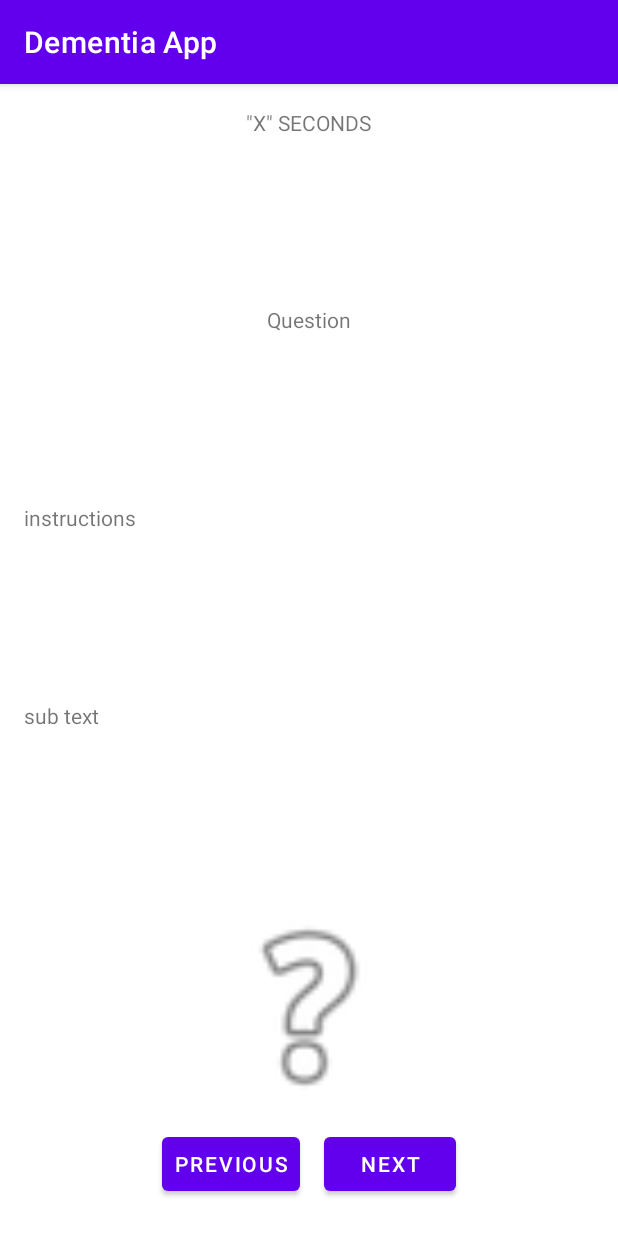
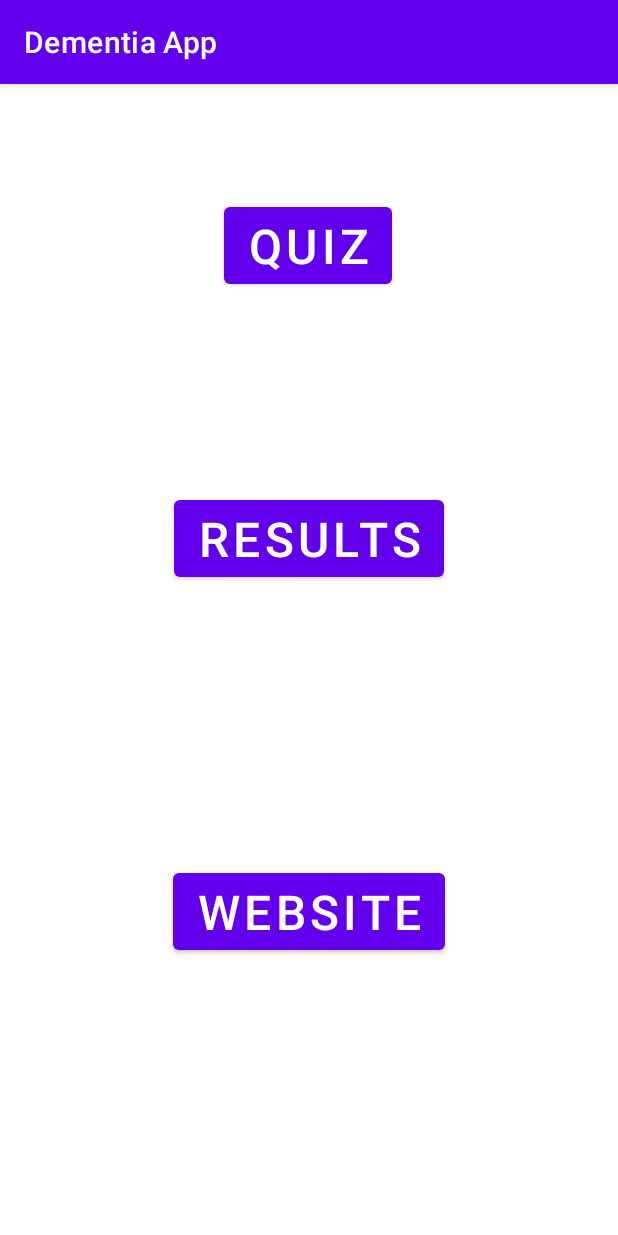
Before and after one commit to Dementia-App-Development/Dementia_App, an Android app: the screen it shows after launch (MainActivity), on a phone screen of 412 x 824 dp. Run offline under Robolectric (Android 15) with nearby library versions, the phone set to English and light mode, and no system bars; our stand-ins replace data binding.

Commit message:
navigation update, some small bugs

```diff
--- a/DementiaApp/app/src/main/java/com/dementiaapp/quiz/TitleFragment.kt
+++ b/DementiaApp/app/src/main/java/com/dementiaapp/quiz/TitleFragment.kt
@@ -6,6 +6,7 @@ import android.view.LayoutInflater
 import android.view.View
 import android.view.ViewGroup
 import androidx.databinding.DataBindingUtil
+import androidx.navigation.findNavController
 import com.dementiaapp.quiz.databinding.FragmentQuizBinding
 import com.dementiaapp.quiz.databinding.FragmentTitleBinding
 
@@ -23,6 +24,17 @@ class TitleFragment : Fragment() {
         // Use view binding to get variables from XML
         val binding = DataBindingUtil.inflate<FragmentTitleBinding>(inflater, R.layout.fragment_title, container, false)
 
+        // Use Nav Controller to set quiz button to navigate to quiz fragment
+        binding.quizButton.setOnClickListener { v: View ->
+            v.findNavController().navigate(TitleFragmentDirections.actionTitleFragmentToPreQuizFragment2())
+        }
+
+        // Use Nav Controller to set results button to navigate to results fragment
+        binding.resultsButton.setOnClickListener { v: View ->
+            v.findNavController()
+                .navigate(TitleFragmentDirections.actionTitleFragmentToResultsFragment())
+        }
+
         return binding.root
     }
 }
--- a/DementiaApp/app/src/main/res/layout/activity_main.xml
+++ b/DementiaApp/app/src/main/res/layout/activity_main.xml
@@ -1,71 +1,20 @@
 <?xml version="1.0" encoding="utf-8"?>
-<layout>
+<layout xmlns:android="http://schemas.android.com/apk/res/android"
+    xmlns:app="http://schemas.android.com/apk/res-auto"
+    xmlns:tools="http://schemas.android.com/tools">
 
-    <LinearLayout xmlns:android="http://schemas.android.com/apk/res/android"
-        xmlns:app="http://schemas.android.com/apk/res-auto"
-        xmlns:tools="http://schemas.android.com/tools"
+    <androidx.constraintlayout.widget.ConstraintLayout
         android:layout_width="match_parent"
         android:layout_height="match_parent"
-        android:gravity="center"
-        android:orientation="vertical"
-        android:padding="16dp"
-        tools:context=".MainActivity">
+        tools:context=".TitleFragment">
 
-        <TextView
-            android:id="@+id/tv_time_limit"
-            android:layout_width="wrap_content"
-            android:layout_height="wrap_content"
-            android:layout_weight="1"
-            android:text='"X" SECONDS' />
 
-        <TextView
-            android:id="@+id/tv_question_no"
-            android:layout_width="wrap_content"
-            android:layout_height="wrap_content"
-            android:layout_weight="1"
-            android:text="Question" />
-
-        <TextView
-            android:id="@+id/tv_instructions"
+        <fragment
+            android:id="@+id/myNavHostFragment"
+            android:name="androidx.navigation.fragment.NavHostFragment"
             android:layout_width="match_parent"
-            android:layout_height="wrap_content"
-            android:layout_weight="1"
-            android:text="instructions" />
-
-        <TextView
-            android:id="@+id/tv_sub_text"
-            android:layout_width="match_parent"
-            android:layout_height="wrap_content"
-            android:layout_weight="1"
-            android:text="sub text" />
-
-        <ImageView
-            android:layout_width="match_parent"
-            android:layout_height="wrap_content"
-            android:layout_weight="1"
-            app:srcCompat="@android:drawable/ic_menu_help" />
-
-        <LinearLayout
-            android:layout_width="wrap_content"
-            android:layout_height="wrap_content"
-            android:orientation="horizontal">
-
-            <Button
-                android:id="@+id/prev_btn"
-                android:layout_width="wrap_content"
-                android:layout_height="wrap_content"
-                android:layout_margin="8dp"
-                android:padding="8dp"
-                android:text="Previous" />
-
-            <Button
-                android:id="@+id/next_btn"
-                android:layout_width="wrap_content"
-                android:layout_height="wrap_content"
-                android:layout_margin="8dp"
-                android:padding="8dp"
-                android:text="Next" />
-        </LinearLayout>
-
-    </LinearLayout>
+            android:layout_height="match_parent"
+            app:defaultNavHost="true"
+            app:navGraph="@navigation/navigation" />
+    </androidx.constraintlayout.widget.ConstraintLayout>
 </layout>
--- a/DementiaApp/app/src/main/res/layout/fragment_title.xml
+++ b/DementiaApp/app/src/main/res/layout/fragment_title.xml
@@ -1,7 +1,7 @@
 <?xml version="1.0" encoding="utf-8"?>
-<layout xmlns:app="http://schemas.android.com/apk/res-auto"
-    xmlns:tools="http://schemas.android.com/tools"
-    xmlns:android="http://schemas.android.com/apk/res/android">
+<layout xmlns:android="http://schemas.android.com/apk/res/android"
+    xmlns:app="http://schemas.android.com/apk/res-auto"
+    xmlns:tools="http://schemas.android.com/tools">
 
     <androidx.constraintlayout.widget.ConstraintLayout
         android:layout_width="match_parent"
--- /dev/null
+++ b/DementiaApp/app/src/main/res/navigation/navigation.xml
@@ -0,0 +1,39 @@
+<?xml version="1.0" encoding="utf-8"?>
+<navigation xmlns:android="http://schemas.android.com/apk/res/android"
+    xmlns:app="http://schemas.android.com/apk/res-auto"
+    xmlns:tools="http://schemas.android.com/tools"
+    android:id="@+id/navigation.xml"
+    app:startDestination="@id/titleFragment">
+
+    <fragment
+        android:id="@+id/titleFragment"
+        android:name="com.dementiaapp.quiz.TitleFragment"
+        android:label="TitleFragment"
+        tools:layout="@layout/fragment_title">
+        <action
+            android:id="@+id/action_titleFragment_to_resultsFragment"
+            app:destination="@id/resultsFragment" />
+        <action
+            android:id="@+id/action_titleFragment_to_preQuizFragment2"
+            app:destination="@id/preQuizFragment2" />
+    </fragment>
+    <fragment
+        android:id="@+id/quizFragment"
+        android:name="com.dementiaapp.quiz.QuizFragment"
+        android:label="QuizFragment"
+        tools:layout="@layout/fragment_quiz" />
+    <fragment
+        android:id="@+id/resultsFragment"
+        android:name="com.dementiaapp.quiz.resultsFragment"
+        android:label="fragment_results"
+        tools:layout="@layout/fragment_results" />
+    <fragment
+        android:id="@+id/preQuizFragment2"
+        android:name="com.dementiaapp.quiz.PreQuizFragment"
+        android:label="fragment_pre_quiz"
+        tools:layout="@layout/fragment_pre_quiz" >
+        <action
+            android:id="@+id/action_preQuizFragment2_to_quizFragment"
+            app:destination="@id/quizFragment" />
+    </fragment>
+</navigation>
--- a/DementiaApp/app/src/main/res/values/strings.xml
+++ b/DementiaApp/app/src/main/res/values/strings.xml
@@ -1,3 +1,5 @@
 <resources>
     <string name="app_name">Dementia App</string>
+    <!-- TODO: Remove or change this placeholder text -->
+    <string name="hello_blank_fragment">Hello blank fragment</string>
 </resources>
```
Also changed, not shown: DementiaApp/app/build.gradle (+16 -2 lines), DementiaApp/app/src/main/java/com/dementiaapp/quiz/PreQuizFragment.kt (added, +33 -0 lines), DementiaApp/app/src/main/java/com/dementiaapp/quiz/QuizFragment.kt (+27 -27 lines), DementiaApp/app/src/main/java/com/dementiaapp/quiz/ResultsFragment.kt (added, +24 -0 lines), DementiaApp/app/src/main/res/layout/fragment_pre_quiz.xml (added, +15 -0 lines), DementiaApp/app/src/main/res/layout/fragment_results.xml (added, +16 -0 lines), DementiaApp/build.gradle (+6 -1 lines).
